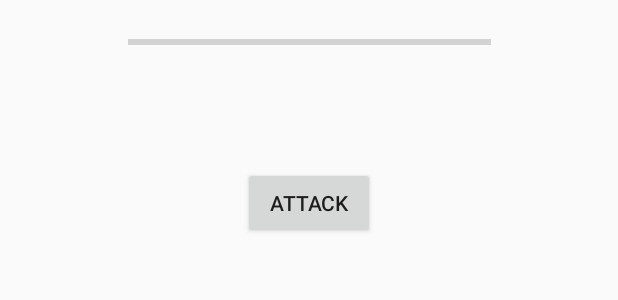
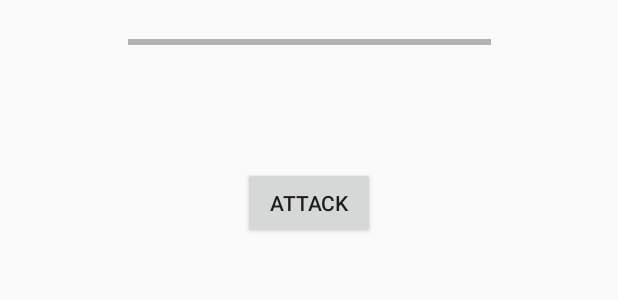
Before and after one commit to LouEdd/Andromeda, an Android app: the layout duel_activity.xml on its own in the app's theme, with its tools: preview values and no code run, on a phone screen of 412 x 824 dp. Shown: the top 300 px of the screen. Run offline under Robolectric (Android 15) with nearby library versions, the phone set to English and light mode, and no system bars.

Commit message:
Merge branch 'master' of https://github.com/LouEdd/Andromeda
# Conflicts:
#	AndroidGame/app/src/main/java/taing/tran/vivier/androidgame/DuelActivity.java

```diff
--- a/AndroidGame/app/src/main/java/taing/tran/vivier/androidgame/Persona/Character.java
+++ b/AndroidGame/app/src/main/java/taing/tran/vivier/androidgame/Persona/Character.java
@@ -90,7 +90,7 @@ public class Character implements Parcelable {
     };
 
     public int getHealth(){
-        return health;
+        return (health < 0)?0:health;
     }
 
     public int getX(){
--- /dev/null
+++ b/AndroidGame/app/src/main/res/layout-land/duel_activity.xml
@@ -0,0 +1,70 @@
+<?xml version="1.0" encoding="utf-8"?>
+<android.support.constraint.ConstraintLayout xmlns:android="http://schemas.android.com/apk/res/android"
+    xmlns:app="http://schemas.android.com/apk/res-auto"
+    xmlns:tools="http://schemas.android.com/tools"
+    android:layout_width="match_parent"
+    android:layout_height="match_parent">
+
+    <ProgressBar
+        android:id="@+id/progressBar1"
+        style="?android:attr/progressBarStyleHorizontal"
+        android:layout_width="242dp"
+        android:layout_height="40dp"
+        android:layout_marginBottom="8dp"
+        android:layout_marginStart="8dp"
+        android:layout_marginTop="8dp"
+        app:layout_constraintBottom_toBottomOf="parent"
+        app:layout_constraintStart_toStartOf="parent"
+        app:layout_constraintTop_toTopOf="parent"
+        app:layout_constraintVertical_bias="0.0" />
+
+    <ProgressBar
+        android:id="@+id/progressBar2"
+        style="?android:attr/progressBarStyleHorizontal"
+        android:layout_width="242dp"
+        android:layout_height="40dp"
+        android:layout_marginBottom="8dp"
+        android:layout_marginEnd="8dp"
+        android:layout_marginTop="8dp"
+        app:layout_constraintBottom_toBottomOf="parent"
+        app:layout_constraintEnd_toEndOf="parent"
+        app:layout_constraintTop_toTopOf="parent"
+        app:layout_constraintVertical_bias="0.0" />
+
+    <Button
+        android:id="@+id/buttonDuel"
+        android:layout_width="wrap_content"
+        android:layout_height="wrap_content"
+        android:layout_marginBottom="8dp"
+        android:layout_marginEnd="8dp"
+        android:layout_marginLeft="8dp"
+        android:layout_marginRight="8dp"
+        android:layout_marginStart="8dp"
+        android:layout_marginTop="8dp"
+        android:onClick="onClickButtonDuel"
+        android:text="ATTACK"
+        app:layout_constraintBottom_toBottomOf="parent"
+        app:layout_constraintEnd_toEndOf="parent"
+        app:layout_constraintStart_toStartOf="parent"
+        app:layout_constraintTop_toTopOf="@+id/progressBar2"
+        app:layout_constraintVertical_bias="0.127" />
+
+    <ListView
+        android:id="@+id/artefact_list"
+        android:layout_width="368dp"
+        android:layout_height="240dp"
+        android:layout_marginBottom="8dp"
+        android:layout_marginEnd="8dp"
+        android:layout_marginLeft="8dp"
+        android:layout_marginRight="8dp"
+        android:layout_marginStart="8dp"
+        android:layout_marginTop="8dp"
+        android:listSelector="@android:color/holo_red_dark"
+        app:layout_constraintBottom_toBottomOf="parent"
+        app:layout_constraintEnd_toEndOf="parent"
+        app:layout_constraintHorizontal_bias="0.0"
+        app:layout_constraintStart_toStartOf="parent"
+        app:layout_constraintTop_toTopOf="parent"
+        app:layout_constraintVertical_bias="0.878" />
+
+</android.support.constraint.ConstraintLayout>
--- a/AndroidGame/app/src/main/res/layout/duel_activity.xml
+++ b/AndroidGame/app/src/main/res/layout/duel_activity.xml
@@ -4,6 +4,23 @@
     xmlns:tools="http://schemas.android.com/tools"
     android:layout_width="match_parent"
     android:layout_height="match_parent">
+
+    <ProgressBar
+        android:id="@+id/progressBar1"
+        style="?android:attr/progressBarStyleHorizontal"
+        android:layout_width="242dp"
+        android:layout_height="40dp"
+        android:layout_marginBottom="8dp"
+        android:layout_marginEnd="8dp"
+        android:layout_marginLeft="8dp"
+        android:layout_marginRight="8dp"
+        android:layout_marginStart="8dp"
+        android:layout_marginTop="8dp"
+        app:layout_constraintBottom_toBottomOf="parent"
+        app:layout_constraintEnd_toEndOf="parent"
+        app:layout_constraintStart_toStartOf="parent"
+        app:layout_constraintTop_toTopOf="parent"
+        app:layout_constraintVertical_bias="0.0" />
 
     <ProgressBar
         android:id="@+id/progressBar2"
```
Also changed, not shown: AndroidGame/app/src/main/java/taing/tran/vivier/androidgame/DuelActivity.java (+55 -25 lines), AndroidGame/app/src/main/java/taing/tran/vivier/androidgame/GameView.java (+91 -56 lines), AndroidGame/app/src/main/java/taing/tran/vivier/androidgame/MainActivity.java (+10 -3 lines), AndroidGame/app/src/main/java/taing/tran/vivier/androidgame/Quizz/QuizzActivity.java (+8 -14 lines).
